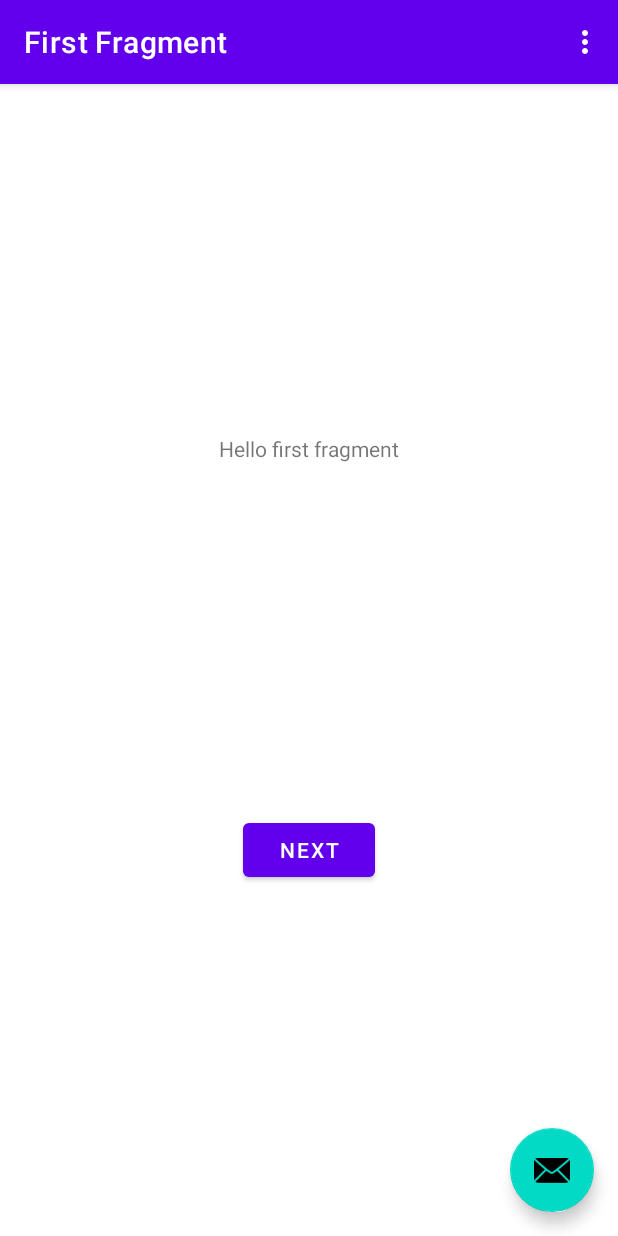
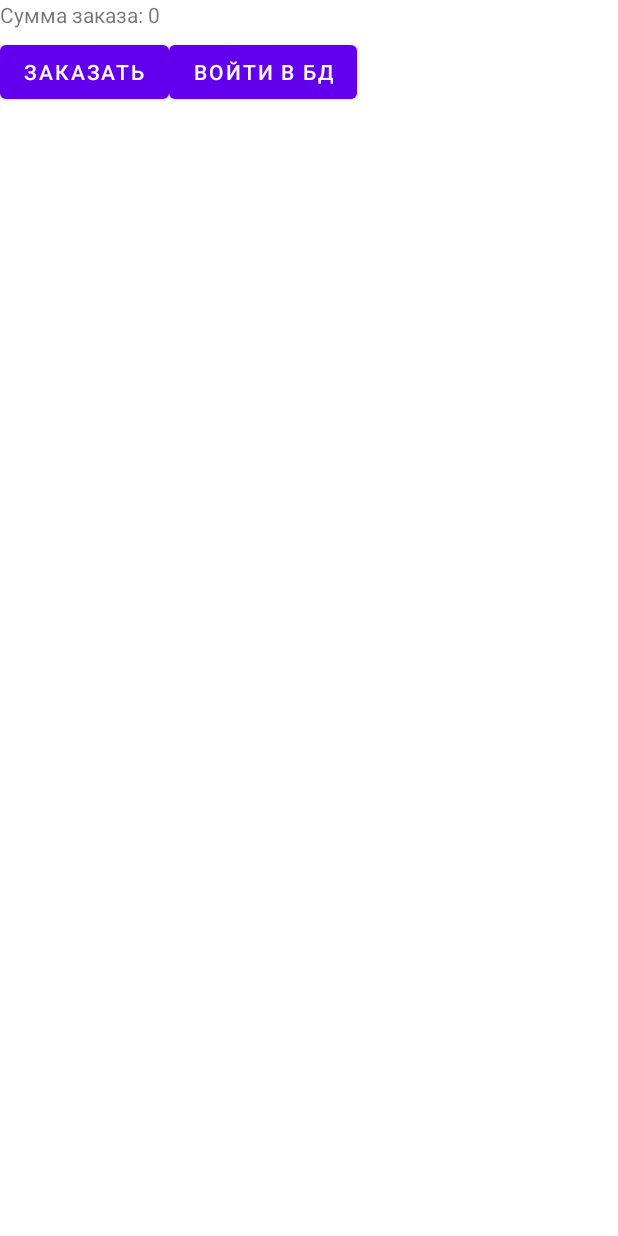
Before and after one commit to BarsikKato/ClothShop, an Android app: the screen it shows after launch (MainActivity), on a phone screen of 412 x 824 dp. Run offline under Robolectric (Android 15) with nearby library versions, the phone set to English and light mode, and no system bars; our stand-ins replace navigation-ui; 4 statements that could not run were skipped.

Commit message:
началооо

```diff
--- /dev/null
+++ b/app/src/main/java/com/example/clothshop/DBHelper.java
@@ -0,0 +1,51 @@
+package com.example.clothshop;
+
+import android.content.Context;
+import android.database.sqlite.SQLiteDatabase;
+import android.database.sqlite.SQLiteOpenHelper;
+
+public class DBHelper extends SQLiteOpenHelper {
+    public static final int DATABASE_VERSION = 1;
+    public static final String DATABASE_NAME = "contactDb";
+
+    public static final String TABLE_GOODS = "goods";
+    public static final String KEY_ID = "_id";
+    public static final String KEY_NAME = "name";
+    public static final String KEY_PRICE = "price";
+
+    public static final String TABLE_ORDERS = "orders";
+    public static final String KEY_ORDERID = "_id";
+    public static final String KEY_USERNAME = "username";
+    public static final String KEY_USERADDRESS = "address";
+    public static final String KEY_USERPHONE = "phone";
+
+    public static final String TABLE_ORDERGOODS = "ordergoods";
+    public static final String KEY_ORDERGOODID = "_id";
+    public static final String KEY_OORDERID = "orderid";
+    public static final String KEY_GOODID = "goodid";
+    public static final String KEY_GOODCOUNT = "count";
+
+    public DBHelper(Context context) {
+        super(context, DATABASE_NAME, null, DATABASE_VERSION);
+    }
+
+    @Override
+    public void onCreate(SQLiteDatabase db) {
+        db.execSQL("create table " + TABLE_ORDERGOODS + "(" + KEY_ID
+                + " integer primary key," + KEY_NAME + " text," + KEY_PRICE + " text" + ")");
+        db.execSQL("create table " + TABLE_ORDERS + "(" + KEY_ORDERID
+                + " integer primary key," + KEY_USERNAME + " text," + KEY_USERADDRESS + " text," + KEY_USERPHONE + " text" + ")");
+        db.execSQL("create table " + TABLE_ORDERGOODS + "(" + KEY_ORDERGOODID
+                + " integer primary key," + KEY_OORDERID + " text," + KEY_GOODID + " text," +  KEY_GOODCOUNT + " text" + ")");
+    }
+
+    @Override
+    public void onUpgrade(SQLiteDatabase db, int oldVersion, int newVersion) {
+        db.execSQL("drop table if exists " + TABLE_GOODS);
+        db.execSQL("drop table if exists " + TABLE_ORDERS);
+        db.execSQL("drop table if exists " + TABLE_ORDERGOODS);
+
+        onCreate(db);
+
+    }
+}
--- a/app/src/main/java/com/example/clothshop/FirstFragment.java
+++ /dev/null
@@ -1,47 +0,0 @@
-package com.example.clothshop;
-
-import android.os.Bundle;
-import android.view.LayoutInflater;
-import android.view.View;
-import android.view.ViewGroup;
-
-import androidx.annotation.NonNull;
-import androidx.fragment.app.Fragment;
-import androidx.navigation.fragment.NavHostFragment;
-
-import com.example.clothshop.databinding.FragmentFirstBinding;
-
-public class FirstFragment extends Fragment {
-
-    private FragmentFirstBinding binding;
-
-    @Override
-    public View onCreateView(
-            LayoutInflater inflater, ViewGroup container,
-            Bundle savedInstanceState
-    ) {
-
-        binding = FragmentFirstBinding.inflate(inflater, container, false);
-        return binding.getRoot();
-
-    }
-
-    public void onViewCreated(@NonNull View view, Bundle savedInstanceState) {
-        super.onViewCreated(view, savedInstanceState);
-
-        binding.buttonFirst.setOnClickListener(new View.OnClickListener() {
-            @Override
-            public void onClick(View view) {
-                NavHostFragment.findNavController(FirstFragment.this)
-                        .navigate(R.id.action_FirstFragment_to_SecondFragment);
-            }
-        });
-    }
-
-    @Override
-    public void onDestroyView() {
-        super.onDestroyView();
-        binding = null;
-    }
-
-}
--- a/app/src/main/java/com/example/clothshop/MainActivity.java
+++ b/app/src/main/java/com/example/clothshop/MainActivity.java
@@ -1,11 +1,16 @@
 package com.example.clothshop;
 
+import android.content.Intent;
+import android.database.Cursor;
+import android.database.sqlite.SQLiteDatabase;
 import android.os.Bundle;
 
 import com.google.android.material.snackbar.Snackbar;
 
 import androidx.appcompat.app.AppCompatActivity;
 
+import android.util.Log;
+import android.view.Gravity;
 import android.view.View;
 
 import androidx.navigation.NavController;
@@ -17,60 +22,118 @@ import com.example.clothshop.databinding.ActivityMainBinding;
 
 import android.view.Menu;
 import android.view.MenuItem;
+import android.widget.Button;
+import android.widget.LinearLayout;
+import android.widget.TableLayout;
+import android.widget.TableRow;
+import android.widget.TextView;
+import android.widget.Toast;
 
-public class MainActivity extends AppCompatActivity {
-
-    private AppBarConfiguration appBarConfiguration;
-    private ActivityMainBinding binding;
-
+public class MainActivity extends AppCompatActivity implements View.OnClickListener{
+    Button btnBackToMain, btnOrder;
+    DBHelper dbHelper;
+    SQLiteDatabase database;
+    int sum = 0;
+    TextView sumInCart;
     @Override
     protected void onCreate(Bundle savedInstanceState) {
         super.onCreate(savedInstanceState);
+        setContentView(R.layout.activity_main);
 
-        binding = ActivityMainBinding.inflate(getLayoutInflater());
-        setContentView(binding.getRoot());
+        sumInCart = findViewById(R.id.sumInCart);
 
-        setSupportActionBar(binding.toolbar);
+        btnBackToMain = (Button) findViewById(R.id.btnBackToMain);
+        btnBackToMain.setOnClickListener(this);
 
-        NavController navController = Navigation.findNavController(this, R.id.nav_host_fragment_content_main);
-        appBarConfiguration = new AppBarConfiguration.Builder(navController.getGraph()).build();
-        NavigationUI.setupActionBarWithNavController(this, navController, appBarConfiguration);
+        btnOrder = (Button) findViewById(R.id.btnOrder);
+        btnOrder.setOnClickListener(this);
 
-        binding.fab.setOnClickListener(new View.OnClickListener() {
-            @Override
-            public void onClick(View view) {
-                Snackbar.make(view, "Replace with your own action", Snackbar.LENGTH_LONG)
-                        .setAction("Action", null).show();
+        dbHelper = new DBHelper(this);
+
+        database = dbHelper.getWritableDatabase();
+
+        UpdateTable();
+
+    }
+    public void UpdateTable()
+    {
+        Cursor cursor = database.query(DBHelper.TABLE_GOODS, null, null, null, null, null, null);
+
+        if (cursor.moveToFirst()) {
+            int idIndex = cursor.getColumnIndex(DBHelper.KEY_ID);
+            int nameIndex = cursor.getColumnIndex(DBHelper.KEY_NAME);
+            int priceIndex = cursor.getColumnIndex(DBHelper.KEY_PRICE);
+            TableLayout dbOutput = findViewById(R.id.dbOutput);
+            dbOutput.removeAllViews();
+            do{
+                TableRow dbOutputRow = new TableRow(this);
+
+                dbOutputRow.setLayoutParams(new LinearLayout.LayoutParams(LinearLayout.LayoutParams.MATCH_PARENT, LinearLayout.LayoutParams.WRAP_CONTENT));
+                TableRow.LayoutParams params = new TableRow.LayoutParams(TableRow.LayoutParams.WRAP_CONTENT, TableLayout.LayoutParams.WRAP_CONTENT);
+
+                TextView outputID = new TextView(this);
+                params.weight = 1.0f;
+                outputID.setLayoutParams(params);
+                outputID.setText(cursor.getString(idIndex));
+                dbOutputRow.addView(outputID);
+
+                TextView outputName = new TextView(this);
+                params.weight = 3.0f;
+                outputName.setLayoutParams(params);
+                outputName.setText(cursor.getString(nameIndex));
+                dbOutputRow.addView(outputName);
+
+                TextView outputPrice = new TextView(this);
+                params.weight = 3.0f;
+                outputPrice.setLayoutParams(params);
+                outputPrice.setText(cursor.getString(priceIndex));
+                dbOutputRow.addView(outputPrice);
+
+                Button btnToCart = new Button(this);
+                btnToCart.setOnClickListener(this);
+                params.weight = 1.0f;
+                btnToCart.setLayoutParams(params);
+                btnToCart.setText("Добавить в корзину");
+                btnToCart.setTag("cart");
+                btnToCart.setId(cursor.getInt(idIndex));
+                dbOutputRow.addView(btnToCart);
+
+
+                dbOutput.addView(dbOutputRow);
             }
-        });
+            while (cursor.moveToNext());
+        } else
+            Log.d("mLog","0 rows");
+
+        cursor.close();
     }
-
+    public void ChangeSum(int sumToAdd)
+    {
+        sum = sum + sumToAdd;
+        sumInCart.setText("Сумма заказа: "  + sum);
+    }
     @Override
-    public boolean onCreateOptionsMenu(Menu menu) {
-        // Inflate the menu; this adds items to the action bar if it is present.
-        getMenuInflater().inflate(R.menu.menu_main, menu);
-        return true;
-    }
-
-    @Override
-    public boolean onOptionsItemSelected(MenuItem item) {
-        // Handle action bar item clicks here. The action bar will
-        // automatically handle clicks on the Home/Up button, so long
-        // as you specify a parent activity in AndroidManifest.xml.
-        int id = item.getItemId();
-
-        //noinspection SimplifiableIfStatement
-        if (id == R.id.action_settings) {
-            return true;
+    public void onClick(View v) {
+        switch (v.getId()) {
+            case R.id.btnBackToMain:
+                Intent intent = new Intent(this, MainActivity.class);
+                startActivity(intent);
+                break;
+            case R.id.btnOrder:
+                Toast toast = new Toast(getApplicationContext());
+                toast.setGravity(Gravity.CENTER, 0, 0);
+                toast.setDuration(Toast.LENGTH_LONG);
+                toast.setText("Заказ на сумму " + sum + " составлен.");
+                toast.show();
+                ChangeSum(-sum);
+                break;
+            default:
+                Cursor cursorUpdater = database.query(DBHelper.TABLE_GOODS, null, null, null, null, null, null);
+                cursorUpdater.move(v.getId());
+                int priceIndex = cursorUpdater.getColumnIndex(DBHelper.KEY_PRICE);
+                String priceKek = cursorUpdater.getString(priceIndex);
+                ChangeSum(Integer.parseInt(priceKek));
+                break;
         }
-
-        return super.onOptionsItemSelected(item);
-    }
-
-    @Override
-    public boolean onSupportNavigateUp() {
-        NavController navController = Navigation.findNavController(this, R.id.nav_host_fragment_content_main);
-        return NavigationUI.navigateUp(navController, appBarConfiguration)
-                || super.onSupportNavigateUp();
     }
 }
--- a/app/src/main/res/layout/activity_main.xml
+++ b/app/src/main/res/layout/activity_main.xml
@@ -6,29 +6,66 @@
     android:layout_height="match_parent"
     tools:context=".MainActivity">
 
-    <com.google.android.material.appbar.AppBarLayout
+    <LinearLayout
+        android:id="@+id/linearLayout"
         android:layout_width="match_parent"
-        android:layout_height="wrap_content"
-        android:theme="@style/Theme.ClothShop.AppBarOverlay">
+        android:layout_height="match_parent"
+        android:orientation="horizontal">
 
-        <androidx.appcompat.widget.Toolbar
-            android:id="@+id/toolbar"
+        <TextView
+            android:id="@+id/sumInCart"
+            android:layout_width="wrap_content"
+            android:layout_height="wrap_content"
+            android:layout_weight="1"
+            android:text="Сумма заказа: 0" />
+    </LinearLayout>
+
+    <LinearLayout
+        android:layout_width="fill_parent"
+        android:layout_height="fill_parent"
+        android:layout_marginTop="24dp"
+        android:orientation="vertical"
+        app:layout_constraintTop_toTopOf="parent"
+        tools:ignore="MissingConstraints">
+
+        <LinearLayout
             android:layout_width="match_parent"
-            android:layout_height="?attr/actionBarSize"
-            android:background="?attr/colorPrimary"
-            app:popupTheme="@style/Theme.ClothShop.PopupOverlay" />
+            android:layout_height="wrap_content">
 
-    </com.google.android.material.appbar.AppBarLayout>
+            <Button
+                android:id="@+id/btnOrder"
+                android:layout_width="wrap_content"
+                android:layout_height="wrap_content"
+                android:text="Заказать"></Button>
+            <Button
+                android:id="@+id/btnBackToMain"
+                android:layout_width="wrap_content"
+                android:layout_height="wrap_content"
+                android:text="Войти в БД"></Button>
+        </LinearLayout>
 
-    <include layout="@layout/content_main" />
+        <TableLayout
+            android:id="@+id/dbOutput"
+            android:layout_width="match_parent"
+            android:layout_height="match_parent">
 
-    <com.google.android.material.floatingactionbutton.FloatingActionButton
-        android:id="@+id/fab"
-        android:layout_width="wrap_content"
-        android:layout_height="wrap_content"
-        android:layout_gravity="bottom|end"
-        android:layout_marginEnd="@dimen/fab_margin"
-        android:layout_marginBottom="16dp"
-        app:srcCompat="@android:drawable/ic_dialog_email" />
+            <TableRow
+                android:layout_width="match_parent"
+                android:layout_height="match_parent" />
+
+            <TableRow
+                android:layout_width="match_parent"
+                android:layout_height="match_parent" />
+
+            <TableRow
+                android:layout_width="match_parent"
+                android:layout_height="match_parent" />
+
+            <TableRow
+                android:layout_width="match_parent"
+                android:layout_height="match_parent" />
+        </TableLayout>
+
+    </LinearLayout>
 
 </androidx.coordinatorlayout.widget.CoordinatorLayout>
--- a/app/src/main/res/layout/content_main.xml
+++ /dev/null
@@ -1,19 +0,0 @@
-<?xml version="1.0" encoding="utf-8"?>
-<androidx.constraintlayout.widget.ConstraintLayout xmlns:android="http://schemas.android.com/apk/res/android"
-    xmlns:app="http://schemas.android.com/apk/res-auto"
-    android:layout_width="match_parent"
-    android:layout_height="match_parent"
-    app:layout_behavior="@string/appbar_scrolling_view_behavior">
-
-    <fragment
-        android:id="@+id/nav_host_fragment_content_main"
-        android:name="androidx.navigation.fragment.NavHostFragment"
-        android:layout_width="0dp"
-        android:layout_height="0dp"
-        app:defaultNavHost="true"
-        app:layout_constraintBottom_toBottomOf="parent"
-        app:layout_constraintLeft_toLeftOf="parent"
-        app:layout_constraintRight_toRightOf="parent"
-        app:layout_constraintTop_toTopOf="parent"
-        app:navGraph="@navigation/nav_graph" />
-</androidx.constraintlayout.widget.ConstraintLayout>
--- a/app/src/main/res/layout/fragment_first.xml
+++ /dev/null
@@ -1,28 +0,0 @@
-<?xml version="1.0" encoding="utf-8"?>
-<androidx.constraintlayout.widget.ConstraintLayout xmlns:android="http://schemas.android.com/apk/res/android"
-    xmlns:app="http://schemas.android.com/apk/res-auto"
-    xmlns:tools="http://schemas.android.com/tools"
-    android:layout_width="match_parent"
-    android:layout_height="match_parent"
-    tools:context=".FirstFragment">
-
-    <TextView
-        android:id="@+id/textview_first"
-        android:layout_width="wrap_content"
-        android:layout_height="wrap_content"
-        android:text="@string/hello_first_fragment"
-        app:layout_constraintBottom_toTopOf="@id/button_first"
-        app:layout_constraintEnd_toEndOf="parent"
-        app:layout_constraintStart_toStartOf="parent"
-        app:layout_constraintTop_toTopOf="parent" />
-
-    <Button
-        android:id="@+id/button_first"
-        android:layout_width="wrap_content"
-        android:layout_height="wrap_content"
-        android:text="@string/next"
-        app:layout_constraintBottom_toBottomOf="parent"
-        app:layout_constraintEnd_toEndOf="parent"
-        app:layout_constraintStart_toStartOf="parent"
-        app:layout_constraintTop_toBottomOf="@id/textview_first" />
-</androidx.constraintlayout.widget.ConstraintLayout>
```
Also changed, not shown: app/src/main/java/com/example/clothshop/SecondFragment.java (deleted, +0 -47 lines), app/src/main/res/layout/fragment_second.xml (deleted, +0 -27 lines).
